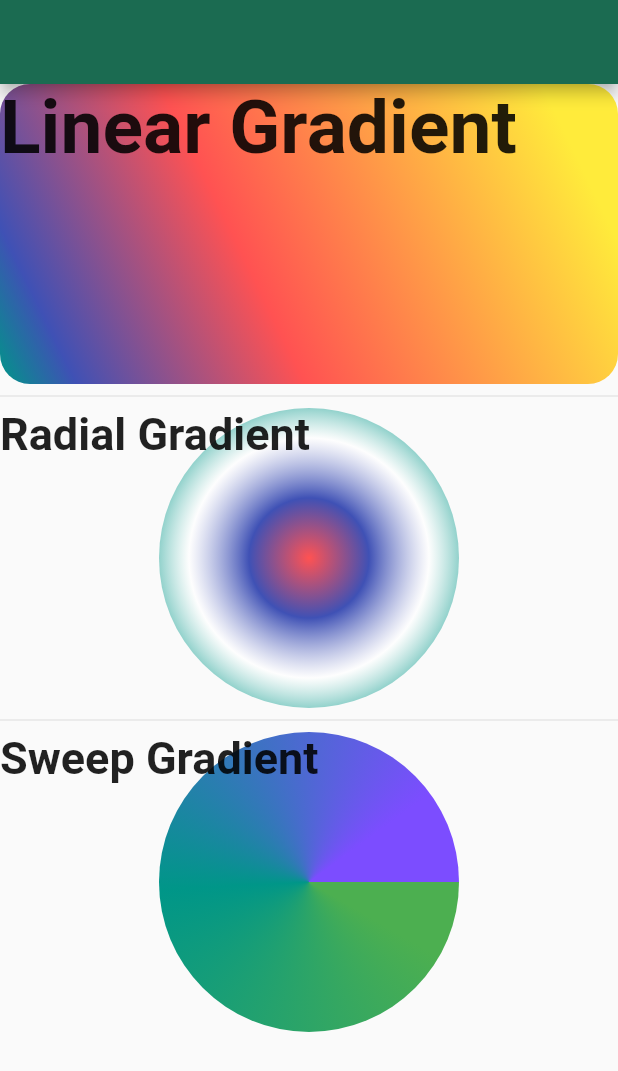
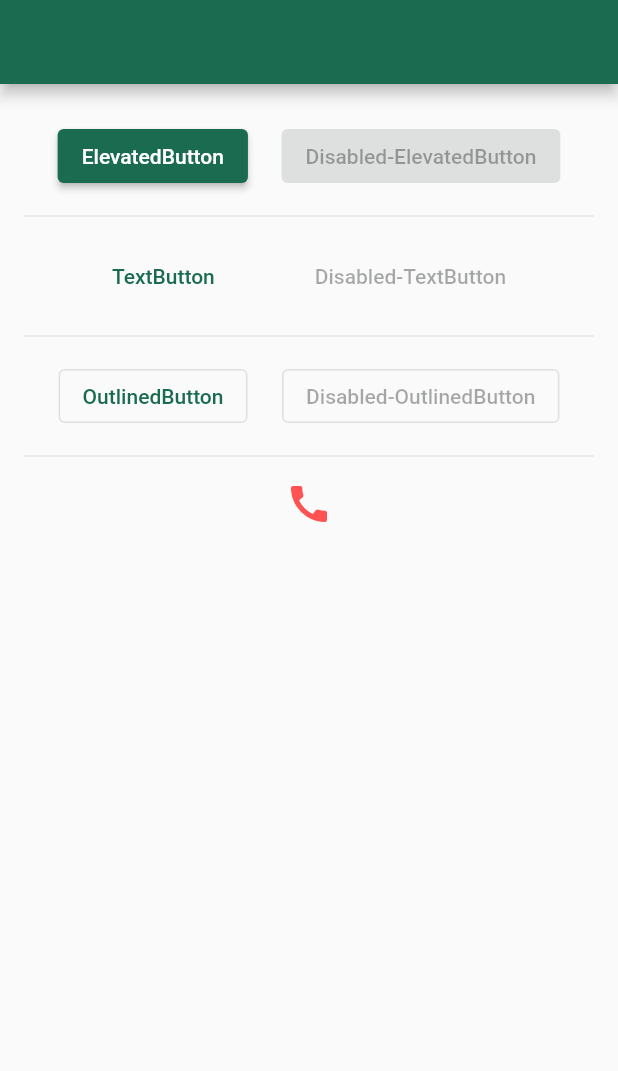
Before and after one commit to ForhadIsrafil/my-flutter-basics-code-modules, a Flutter app: the screen it shows after launch, on a phone screen of 412 x 824 dp. Shown: the top 1071 px of the screen. Run offline on Flutter 3.47's test engine with Material 2 defaults, Android fonts, the phone set to English and light mode, and no system bars; our stand-ins replace fluttertoast.

Commit message:
buttons done

```diff
--- /dev/null
+++ b/lib/basics_widgets/buttons_examples.dart
@@ -0,0 +1,97 @@
+import 'package:flutter/material.dart';
+import 'package:fluttertoast/fluttertoast.dart';
+
+class ButtonsExamples extends StatefulWidget {
+  const ButtonsExamples({super.key});
+
+  @override
+  State<ButtonsExamples> createState() => _ButtonsExamplesState();
+}
+
+class _ButtonsExamplesState extends State<ButtonsExamples> {
+  @override
+  Widget build(BuildContext context) {
+    void _showToast() => Fluttertoast.showToast(
+          msg: "Button Tapped!",
+          toastLength: Toast.LENGTH_LONG,
+          backgroundColor: Colors.tealAccent,
+        );
+    void _showSnack() => ScaffoldMessenger.of(context).showSnackBar(
+          const SnackBar(
+            content: Text("Button Tapped."),
+            duration: Duration(seconds: 1),
+          ),
+        );
+
+    return Scaffold(
+      appBar: AppBar(),
+      body: ListView(
+        padding: const EdgeInsets.all(16.0),
+        children: [
+          Column(
+            children: [
+              // Elevated Button
+              ButtonBar(
+                alignment: MainAxisAlignment.spaceEvenly,
+                children: [
+                  ElevatedButton(
+                    onPressed: _showSnack,
+                    child: const Text("ElevatedButton"),
+                  ),
+                  const ElevatedButton(
+                    onPressed: null,
+                    child: Text("Disabled-ElevatedButton"),
+                  ),
+                ],
+              ),
+              const Divider(),
+              ButtonBar(
+                alignment: MainAxisAlignment.spaceEvenly,
+                children: [
+                  TextButton(
+                    onPressed: _showToast,
+                    child: const Text("TextButton"),
+                  ),
+                  const TextButton(
+                    onPressed: null,
+                    child: Text("Disabled-TextButton"),
+                  ),
+                ],
+              ),
+              const Divider(),
+              ButtonBar(
+                alignment: MainAxisAlignment.spaceEvenly,
+                children: [
+                  OutlinedButton(
+                    onPressed: _showToast,
+                    child: const Text("OutlinedButton"),
+                  ),
+                  const OutlinedButton(
+                    onPressed: null,
+                    child: Text("Disabled-OutlinedButton"),
+                  ),
+                ],
+              ),
+              const Divider(),
+              Column(
+                children: [
+                  Center(
+                    child: IconButton(
+                      iconSize: 32.0,
+                      icon: const Icon(Icons.call),
+                      tooltip: "Place a phone call.",
+                      color: Colors.redAccent,
+                      splashColor: Colors.blueGrey,
+                      hoverColor: Colors.white70,
+                      onPressed: _showSnack,
+                    ),
+                  ),
+                ],
+              ),
+            ],
+          ),
+        ],
+      ),
+    );
+  }
+}
--- a/lib/basics_widgets/gradient_exmaple.dart
+++ b/lib/basics_widgets/gradient_exmaple.dart
@@ -17,6 +17,8 @@ class _GradientExampleState extends State<GradientExample> {
         children: [
           Container(
             height: 200.0,
+            padding: const EdgeInsets.all(20.0),
+            margin: const EdgeInsets.all(10.0),
             decoration: const BoxDecoration(
               borderRadius: BorderRadius.all(Radius.circular(20)),
               gradient: LinearGradient(
--- a/lib/main.dart
+++ b/lib/main.dart
@@ -1,6 +1,6 @@
 import 'dart:async';
 import 'package:flutter/material.dart';
-import 'basics_widgets/gradient_exmaple.dart';
+import 'basics_widgets/buttons_examples.dart';
 
 void main() => runApp(const MyApp());
 
@@ -14,11 +14,11 @@ class MyApp extends StatelessWidget {
       title: 'Personal Expenses',
       debugShowCheckedModeBanner: false,
       theme: ThemeData(
-        // This is the theme of your application.
-        // primarySwatch: Colors.indigo,
-        colorScheme: ColorScheme.fromSeed(seedColor: const Color.fromARGB(255, 183, 244, 216))
-      ),
-      home: const GradientExample(),
+          // This is the theme of your application.
+          // primarySwatch: Colors.indigo,
+          colorScheme: ColorScheme.fromSeed(
+              seedColor: const Color.fromARGB(255, 183, 244, 216))),
+      home: const ButtonsExamples(),
     );
   }
 }
@@ -58,10 +58,11 @@ class _MyHomePageState extends State<MyHomePage> {
         title: const Text(
           'Colored Progress Bar Demo',
           strutStyle: StrutStyle(height: 8.0),
-          style:
-              TextStyle(fontStyle: FontStyle.italic, backgroundColor: Color.fromARGB(255, 183, 193, 172),),
+          style: TextStyle(
+            fontStyle: FontStyle.italic,
+            backgroundColor: Color.fromARGB(255, 183, 193, 172),
+          ),
         ),
-
       ),
       body: Center(
         child: Column(
```
